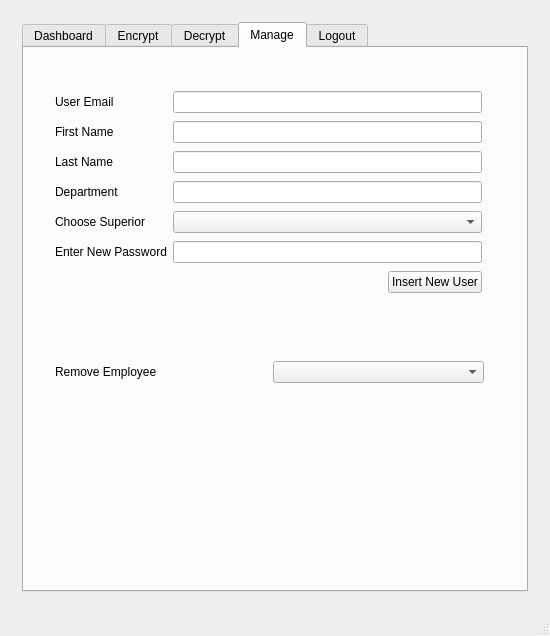
This is Forms/mainwindow.ui in nickgalante/CorbeClient as Qt 5 draws it before an edit. The edited form follows.
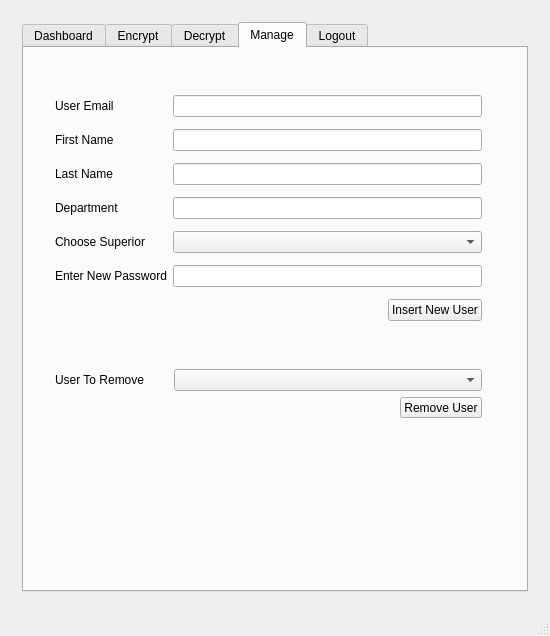
This is the edited form.

Commit message: remove user from client

What changed in the file:
```diff
--- a/Forms/mainwindow.ui
+++ b/Forms/mainwindow.ui
@@ -408,7 +408,7 @@
               <x>20</x>
               <y>30</y>
               <width>449</width>
-              <height>231</height>
+              <height>265</height>
              </rect>
             </property>
             <layout class="QGridLayout" name="gridLayout_3">
@@ -502,22 +502,49 @@
             <property name="geometry">
              <rect>
               <x>20</x>
-              <y>289</y>
-              <width>451</width>
+              <y>310</y>
+              <width>449</width>
               <height>71</height>
              </rect>
             </property>
             <layout class="QGridLayout" name="gridLayout_5">
+             <property name="verticalSpacing">
+              <number>6</number>
+             </property>
+             <item row="1" column="1">
+              <layout class="QHBoxLayout" name="horizontalLayout_6">
+               <item>
+                <spacer name="horizontalSpacer_2">
+                 <property name="orientation">
+                  <enum>Qt::Horizontal</enum>
+                 </property>
+                 <property name="sizeHint" stdset="0">
+                  <size>
+                   <width>40</width>
+                   <height>20</height>
+                  </size>
+                 </property>
+                </spacer>
+               </item>
+               <item>
+                <widget class="QPushButton" name="removeUserButton">
+                 <property name="text">
+                  <string>Remove User</string>
+                 </property>
+                </widget>
+               </item>
+              </layout>
+             </item>
+             <item row="0" column="1">
+              <widget class="QComboBox" name="userToRemove"/>
+             </item>
              <item row="0" column="0">
               <widget class="QLabel" name="label_2">
                <property name="text">
-                <string>Remove Employee</string>
+                <string>User To Remove       </string>
                </property>
               </widget>
              </item>
-             <item row="0" column="1">
-              <widget class="QComboBox" name="comboBox"/>
-             </item>
             </layout>
            </widget>
           </widget>
```
Left out of the diff: 4 changed lines with no effect on the pictures. The commit also changes 4 other files.
